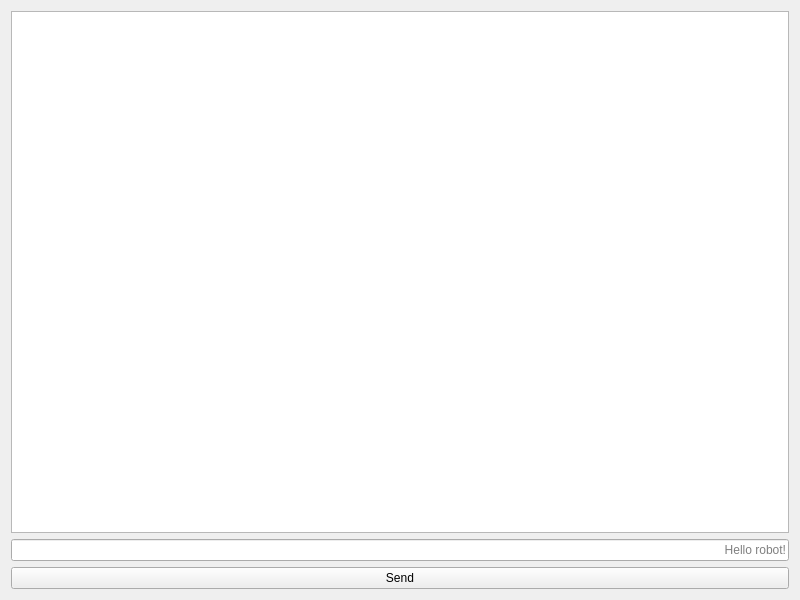
Qt form resource/chat.ui (pal-robotics/rqt_chat) before a commit.
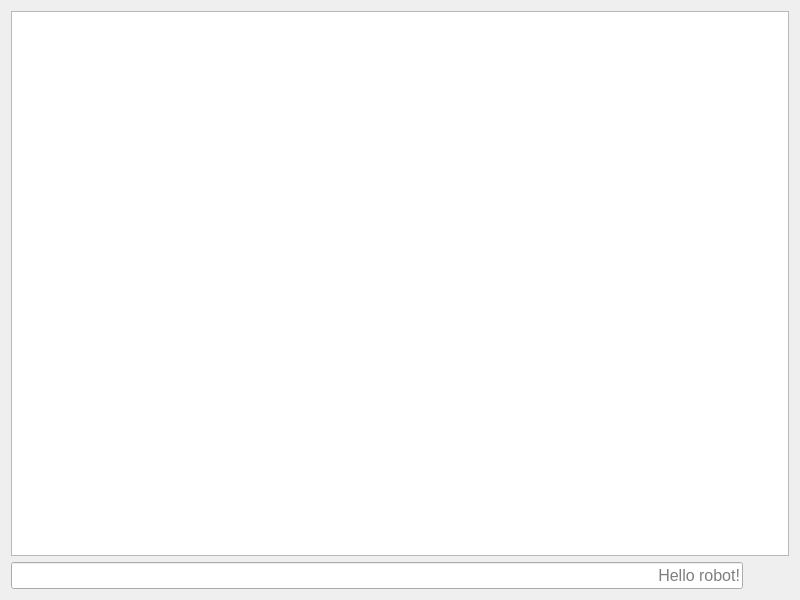
The same form after that commit. Icons and pictures are not drawn.

```diff
--- a/resource/chat.ui
+++ b/resource/chat.ui
@@ -15,10 +15,33 @@
   </property>
   <layout class="QVBoxLayout" name="verticalLayout">
    <item>
-    <widget class="QListWidget" name="msgHistory"/>
+    <widget class="QListWidget" name="msgHistory">
+     <property name="showDropIndicator" stdset="0">
+      <bool>false</bool>
+     </property>
+     <property name="iconSize">
+      <size>
+       <width>32</width>
+       <height>32</height>
+      </size>
+     </property>
+     <property name="spacing">
+      <number>3</number>
+     </property>
+     <property name="wordWrap">
+      <bool>true</bool>
+     </property>
+    </widget>
    </item>
+   <item>
+    <layout class="QHBoxLayout" name="horizontalLayout_2">
    <item>
     <widget class="QLineEdit" name="userInput">
+       <property name="font">
+        <font>
+         <pointsize>12</pointsize>
+        </font>
+       </property>
      <property name="alignment">
       <set>Qt::AlignRight|Qt::AlignTrailing|Qt::AlignVCenter</set>
      </property>
@@ -30,11 +53,26 @@
    <item>
     <widget class="QPushButton" name="sendBtn">
      <property name="text">
-      <string>Send</string>
-     </property>
+        <string/>
+       </property>
+       <property name="icon">
+        <iconset>
+         <normaloff>resource/send-circle.svg</normaloff>resource/send-circle.svg</iconset>
+       </property>
+       <property name="iconSize">
+        <size>
+         <width>32</width>
+         <height>32</height>
+        </size>
+       </property>
+       <property name="flat">
+        <bool>true</bool>
+       </property>
     </widget>
    </item>
   </layout>
+   </item>
+  </layout>
  </widget>
  <resources/>
  <connections/>
```
Left out of the diff: 13 changed lines with no effect on the pictures. Lines whose indentation alone changed are shown as unchanged.
